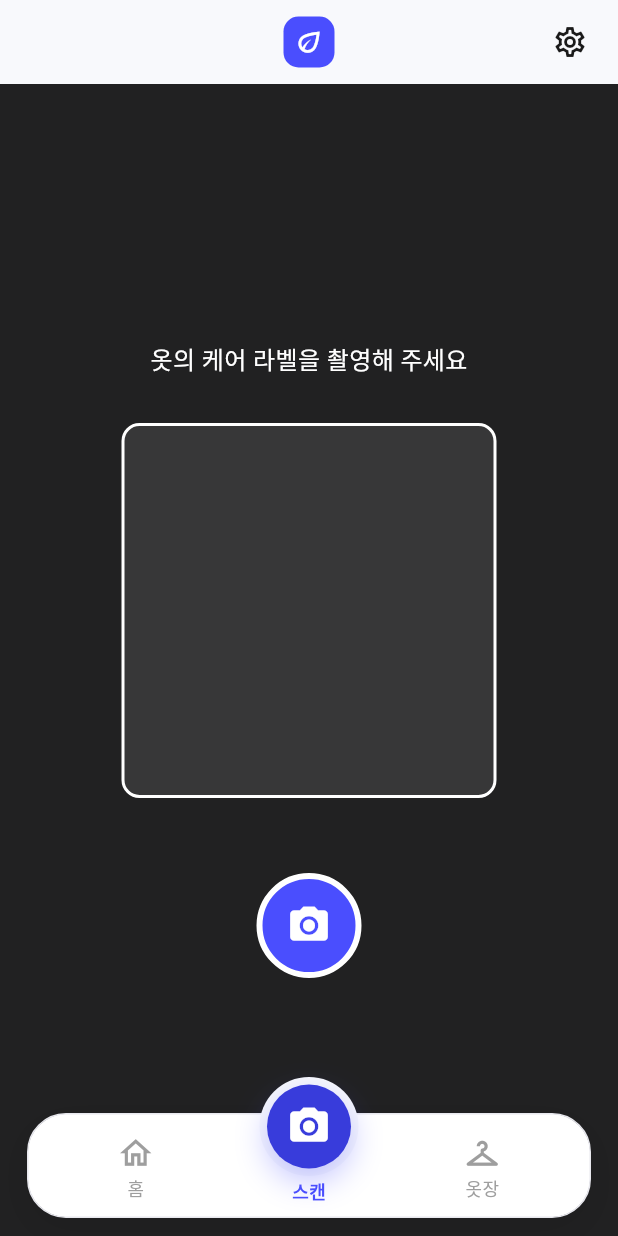
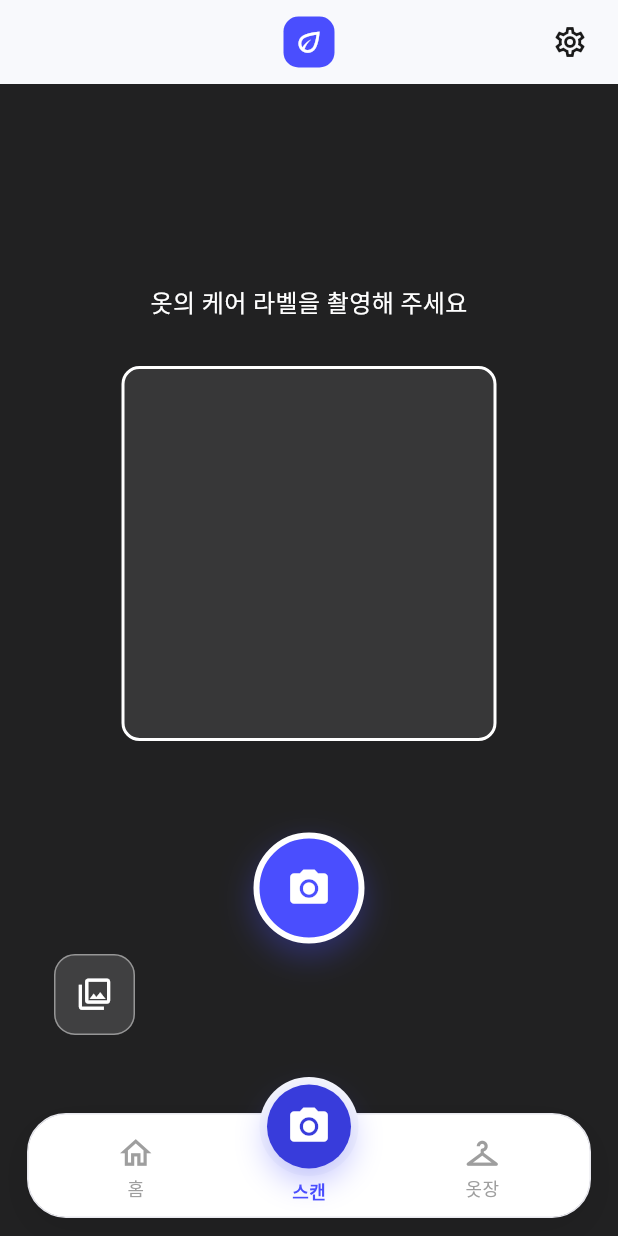
Before and after one commit to hushcut/K-DPP, a Flutter app: the MainScreen screen opened by its route, item 2 of the bottom bar chosen, after a tap on the "camera alt" icon, on a phone screen of 412 x 824 dp. Run offline on Flutter 3.47's test engine with Material 3 defaults, Android fonts, the phone set to English and light mode, and no system bars; our stand-ins replace image_picker, shared_preferences; accounts and stored records are empty.

Commit message:
스캔 화면 앨범 선택 기능 통합
frontend 브랜치의 스캔 화면 개선 사항 중 앨범 선택 기능과 촬영 버튼 UI를 중간통합 브랜치에 반영했습니다.

- 카메라와 갤러리 선택 흐름을 공통 함수로 정리했습니다.

- 기존 탄소배출량 범위 계산과 백엔드 연동 흐름은 유지했습니다.

```diff
--- a/FRONTEND/lib/scan_screen.dart
+++ b/FRONTEND/lib/scan_screen.dart
@@ -118,13 +118,13 @@ class _ScanScreenState extends State<ScanScreen> {
     super.dispose();
   }
 
-  Future<void> _takePicture() async {
-    final XFile? photo = await _picker.pickImage(source: ImageSource.camera);
-
-    if (photo == null) return;
+  Future<void> _pickImageAndScan(ImageSource source) async {
+    final XFile? image = await _picker.pickImage(source: source);
+
+    if (image == null) return;
 
     setState(() {
-      _selectedImage = File(photo.path);
+      _selectedImage = File(image.path);
       _isScanning = true;
       _isScanComplete = false;
       _hasTriedSubmit = false;
@@ -170,6 +170,14 @@ class _ScanScreenState extends State<ScanScreen> {
       debugPrint('서버 통신 실패: $e');
       _showErrorFallback('서버 연결이 불안정해 임시 결과를 표시합니다.');
     }
+  }
+
+  Future<void> _takePicture() async {
+    await _pickImageAndScan(ImageSource.camera);
+  }
+
+  Future<void> _pickFromGallery() async {
+    await _pickImageAndScan(ImageSource.gallery);
   }
 
   _ClothingTypeOption _inferTypeFromCategory(String? category) {
@@ -593,18 +601,80 @@ class _ScanScreenState extends State<ScanScreen> {
               ],
             ),
           ),
-          const SizedBox(height: 50),
-          GestureDetector(
-            onTap: _isScanning ? null : _takePicture,
-            child: Container(
-              width: 70,
-              height: 70,
-              decoration: BoxDecoration(
-                color: _isScanning ? Colors.grey : const Color(0xFF4A4EFE),
-                shape: BoxShape.circle,
-                border: Border.all(color: Colors.white, width: 4),
-              ),
-              child: const Icon(Icons.camera_alt, color: Colors.white, size: 30),
+          const SizedBox(height: 46),
+          SizedBox(
+            width: double.infinity,
+            height: 150,
+            child: Stack(
+              alignment: Alignment.center,
+              children: [
+                Positioned(
+                  left: 26,
+                  bottom: 0,
+                  child: GestureDetector(
+                    behavior: HitTestBehavior.translucent,
+                    onTap: _isScanning ? null : _pickFromGallery,
+                    child: SizedBox(
+                      width: 74,
+                      height: 74,
+                      child: Align(
+                        alignment: Alignment.bottomCenter,
+                        child: Container(
+                          width: 54,
+                          height: 54,
+                          decoration: BoxDecoration(
+                            color: Colors.white.withValues(alpha: 0.14),
+                            borderRadius: BorderRadius.circular(14),
+                            border: Border.all(
+                              color: Colors.white.withValues(alpha: 0.45),
+                            ),
+                          ),
+                          child: const Icon(
+                            Icons.photo_library_outlined,
+                            color: Colors.white,
+                            size: 25,
+                          ),
+                        ),
+                      ),
+                    ),
+                  ),
+                ),
+                Positioned(
+                  top: 15,
+                  left: 0,
+                  right: 0,
+                  child: Center(
+                    child: GestureDetector(
+                      behavior: HitTestBehavior.translucent,
+                      onTap: _isScanning ? null : _takePicture,
+                      child: Container(
+                        width: 74,
+                        height: 74,
+                        decoration: BoxDecoration(
+                          color: _isScanning
+                              ? Colors.grey
+                              : const Color(0xFF4A4EFE),
+                          shape: BoxShape.circle,
+                          border: Border.all(color: Colors.white, width: 4),
+                          boxShadow: [
+                            BoxShadow(
+                              color: const Color(0xFF4A4EFE)
+                                  .withValues(alpha: 0.35),
+                              blurRadius: 18,
+                              offset: const Offset(0, 8),
+                            ),
+                          ],
+                        ),
+                        child: const Icon(
+                          Icons.camera_alt,
+                          color: Colors.white,
+                          size: 30,
+                        ),
+                      ),
+                    ),
+                  ),
+                ),
+              ],
             ),
           ),
         ],
```
